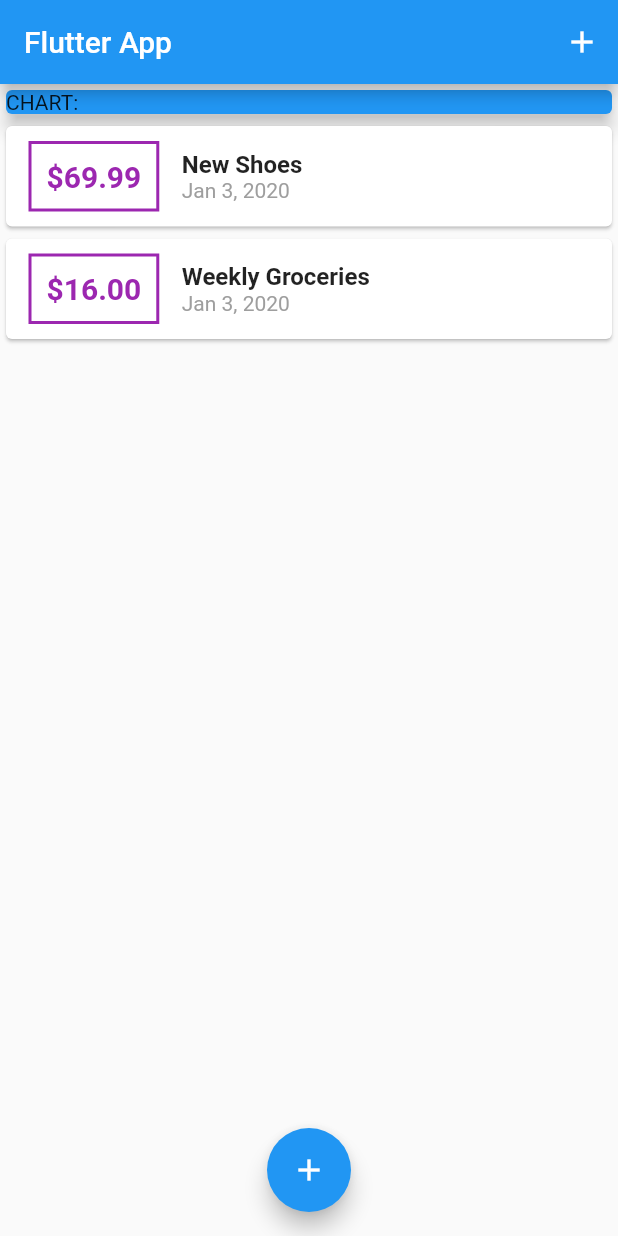
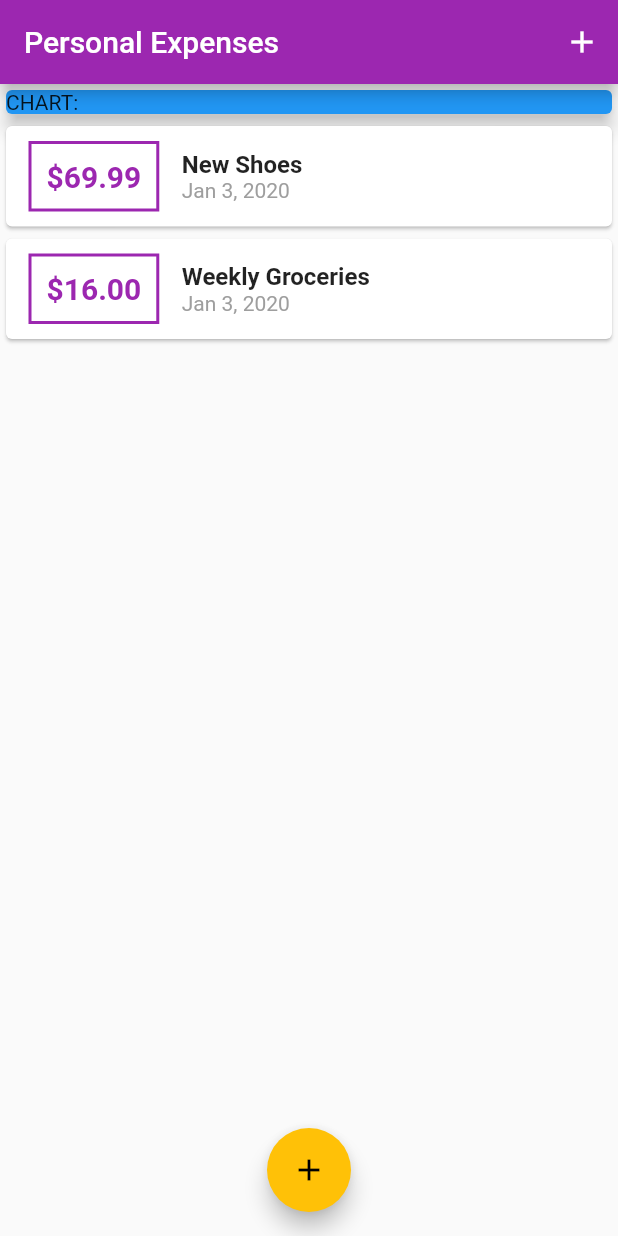
Before and after one commit to ckgauro/flutter_complete_guide_2, a Flutter app: the screen it shows after launch, on a phone screen of 412 x 824 dp. Run offline on Flutter 3.47's test engine with Material 2 defaults, Android fonts, the phone set to English and light mode, and no system bars.

Commit message:
commit 94

```diff
--- a/lib/main.dart
+++ b/lib/main.dart
@@ -11,7 +11,8 @@ class MyApp extends StatelessWidget {
   @override
   Widget build(BuildContext context) {
     return MaterialApp(
-      title: 'Flutter Demo',
+      title: 'Personal Expenses',
+      theme: ThemeData(primarySwatch: Colors.purple, accentColor: Colors.amber),
       home: MyHomePage(),
     );
   }
@@ -54,7 +55,6 @@ class _MyHomePageState extends State<MyHomePage> {
       context: ctx,
       builder: (_) {
         return GestureDetector(
-
           onTap: () {},
           child: NewTransaction(_addNewTransaction),
           behavior: HitTestBehavior.opaque,
@@ -68,7 +68,7 @@ class _MyHomePageState extends State<MyHomePage> {
   Widget build(BuildContext context) {
     return Scaffold(
       appBar: AppBar(
-        title: Text('Flutter App'),
+        title: Text('Personal Expenses'),
         actions: <Widget>[
           IconButton(
             icon: Icon(Icons.add),
--- a/lib/widgets/transaction_list.dart
+++ b/lib/widgets/transaction_list.dart
@@ -20,14 +20,15 @@ class TransactionList extends StatelessWidget {
                       margin:
                           EdgeInsets.symmetric(vertical: 10, horizontal: 15),
                       decoration: BoxDecoration(
-                          border: Border.all(color: Colors.purple, width: 2)),
+                          border: Border.all(
+                              color: Theme.of(context).primaryColor, width: 2)),
                       padding: EdgeInsets.all(10),
                       child: Text(
                         '\$${transactions[index].amount.toStringAsFixed(2)}',
                         style: TextStyle(
                             fontWeight: FontWeight.bold,
                             fontSize: 20,
-                            color: Colors.purple),
+                            color: Theme.of(context).primaryColor),
                       )),
                   Column(
                     crossAxisAlignment: CrossAxisAlignment.start,
@@ -46,7 +47,6 @@ class TransactionList extends StatelessWidget {
                 ],
               ),
             );
-
           },
           itemCount: transactions.length,
         ));
```
